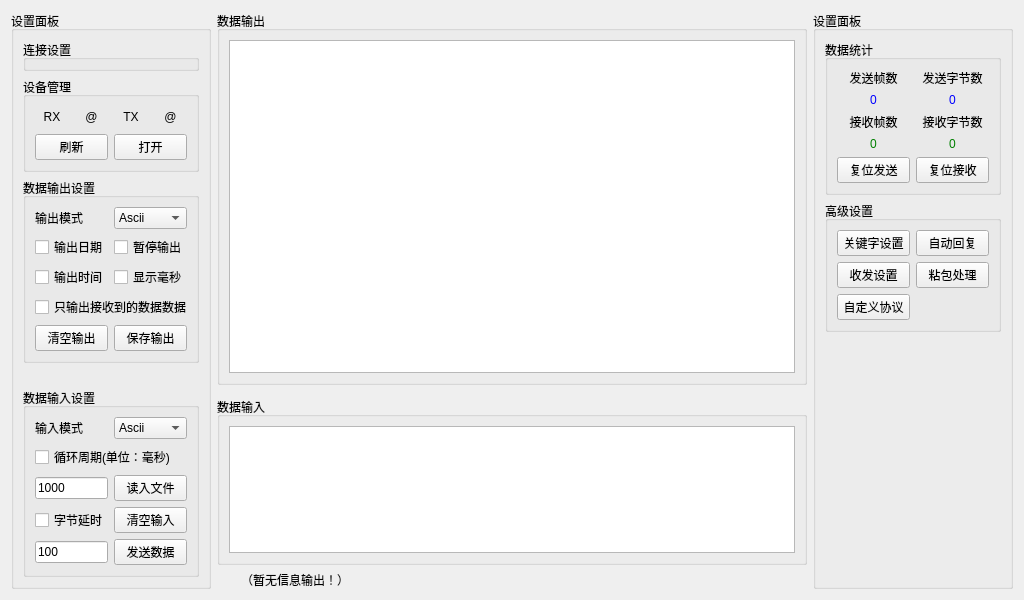
Qt form src/comment/SAKIODeviceWidget.ui (x-tools-author/x-tools) before a commit.
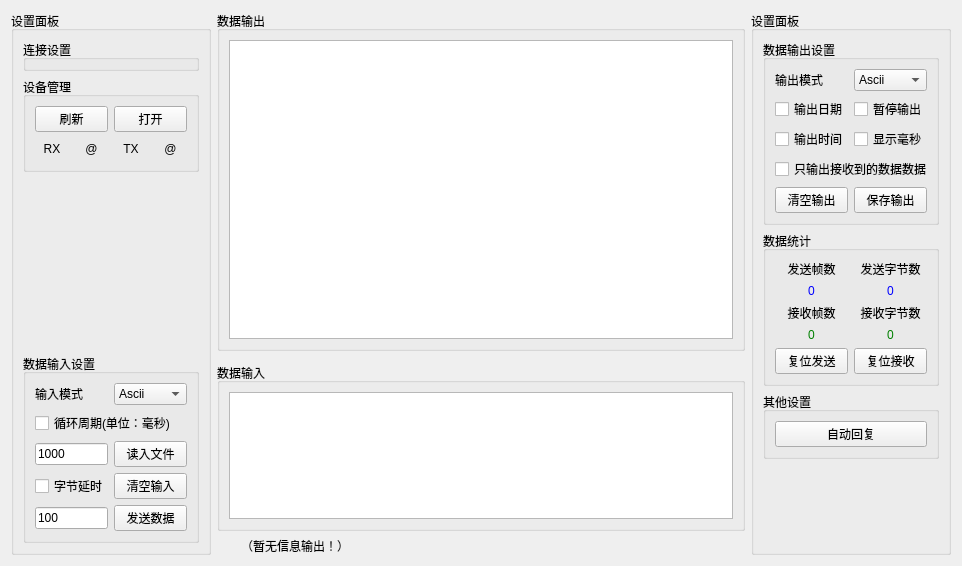
The same form after that commit.

What changed in the file:
```diff
--- a/src/comment/SAKIODeviceWidget.ui
+++ b/src/comment/SAKIODeviceWidget.ui
@@ -6,8 +6,8 @@
    <rect>
     <x>0</x>
     <y>0</y>
-    <width>1024</width>
-    <height>600</height>
+    <width>962</width>
+    <height>566</height>
    </rect>
   </property>
   <property name="windowTitle">
@@ -63,27 +63,7 @@
          <string>设备管理</string>
         </property>
         <layout class="QGridLayout" name="gridLayout_7">
-         <item row="0" column="0">
-          <widget class="QLabel" name="label">
-           <property name="text">
-            <string>RX</string>
-           </property>
-           <property name="alignment">
-            <set>Qt::AlignCenter</set>
-           </property>
-          </widget>
-         </item>
-         <item row="0" column="2">
-          <widget class="QLabel" name="label_5">
-           <property name="text">
-            <string>TX</string>
-           </property>
-           <property name="alignment">
-            <set>Qt::AlignCenter</set>
-           </property>
-          </widget>
-         </item>
-         <item row="0" column="1">
+         <item row="1" column="1">
           <widget class="QLabel" name="labelRX">
            <property name="minimumSize">
             <size>
@@ -104,7 +84,17 @@
            </property>
           </widget>
          </item>
-         <item row="0" column="3">
+         <item row="1" column="2">
+          <widget class="QLabel" name="label_5">
+           <property name="text">
+            <string>TX</string>
+           </property>
+           <property name="alignment">
+            <set>Qt::AlignCenter</set>
+           </property>
+          </widget>
+         </item>
+         <item row="1" column="3">
           <widget class="QLabel" name="labelTX">
            <property name="minimumSize">
             <size>
@@ -120,14 +110,24 @@
            </property>
           </widget>
          </item>
-         <item row="1" column="0" colspan="2">
+         <item row="1" column="0">
+          <widget class="QLabel" name="label">
+           <property name="text">
+            <string>RX</string>
+           </property>
+           <property name="alignment">
+            <set>Qt::AlignCenter</set>
+           </property>
+          </widget>
+         </item>
+         <item row="0" column="0" colspan="2">
           <widget class="QPushButton" name="pushButtonRefresh">
            <property name="text">
             <string>刷新</string>
            </property>
           </widget>
          </item>
-         <item row="1" column="2" colspan="2">
+         <item row="0" column="2" colspan="2">
           <widget class="QPushButton" name="pushButtonOpen">
            <property name="text">
             <string>打开</string>
@@ -137,120 +137,6 @@
         </layout>
        </widget>
       </item>
-      <item>
-       <widget class="QGroupBox" name="groupBox_6">
-        <property name="sizePolicy">
-         <sizepolicy hsizetype="Minimum" vsizetype="Preferred">
-          <horstretch>0</horstretch>
-          <verstretch>0</verstretch>
-         </sizepolicy>
-        </property>
-        <property name="title">
-         <string>数据输出设置</string>
-        </property>
-        <layout class="QGridLayout" name="gridLayout_2">
-         <item row="2" column="1">
-          <widget class="QCheckBox" name="checkBoxPause">
-           <property name="text">
-            <string>暂停输出</string>
-           </property>
-          </widget>
-         </item>
-         <item row="4" column="0">
-          <widget class="QCheckBox" name="checkBoxOutputTime">
-           <property name="text">
-            <string>输出时间</string>
-           </property>
-          </widget>
-         </item>
-         <item row="0" column="1">
-          <widget class="QComboBox" name="comboBoxOutputMode">
-           <property name="currentIndex">
-            <number>4</number>
-           </property>
-           <item>
-            <property name="text">
-             <string>Bin</string>
-            </property>
-           </item>
-           <item>
-            <property name="text">
-             <string>Oct</string>
-            </property>
-           </item>
-           <item>
-            <property name="text">
-             <string>Dec</string>
-            </property>
-           </item>
-           <item>
-            <property name="text">
-             <string>Hex</string>
-            </property>
-           </item>
-           <item>
-            <property name="text">
-             <string>Ascii</string>
-            </property>
-           </item>
-           <item>
-            <property name="text">
-             <string>Utf8</string>
-            </property>
-           </item>
-          </widget>
-         </item>
-         <item row="4" column="1">
-          <widget class="QCheckBox" name="checkBoxOutputMS">
-           <property name="text">
-            <string>显示毫秒</string>
-           </property>
-           <property name="checkable">
-            <bool>true</bool>
-           </property>
-           <property name="checked">
-            <bool>false</bool>
-           </property>
-          </widget>
-         </item>
-         <item row="8" column="0" colspan="2">
-          <widget class="QCheckBox" name="checkBoxOutputReceiveDataOnly">
-           <property name="text">
-            <string>只输出接收到的数据数据</string>
-           </property>
-          </widget>
-         </item>
-         <item row="0" column="0">
-          <widget class="QLabel" name="label_6">
-           <property name="text">
-            <string>输出模式</string>
-           </property>
-          </widget>
-         </item>
-         <item row="2" column="0">
-          <widget class="QCheckBox" name="checkBoxOutputDate">
-           <property name="text">
-            <string>输出日期</string>
-           </property>
-          </widget>
-         </item>
-         <item row="9" column="0">
-          <widget class="QPushButton" name="pushButtonClearOutput">
-           <property name="text">
-            <string>清空输出</string>
-           </property>
-          </widget>
-         </item>
-         <item row="9" column="1">
-          <widget class="QPushButton" name="pushButtonSaveOutput">
-           <property name="text">
-            <string>保存输出</string>
-           </property>
-          </widget>
-         </item>
-        </layout>
-       </widget>
-      </item>
       <item>
        <spacer name="verticalSpacer">
         <property name="orientation">
@@ -416,6 +302,120 @@
       <string>设置面板</string>
      </property>
      <layout class="QVBoxLayout" name="verticalLayout_2">
+      <item>
+       <widget class="QGroupBox" name="groupBox_6">
+        <property name="sizePolicy">
+         <sizepolicy hsizetype="Minimum" vsizetype="Preferred">
+          <horstretch>0</horstretch>
+          <verstretch>0</verstretch>
+         </sizepolicy>
+        </property>
+        <property name="title">
+         <string>数据输出设置</string>
+        </property>
+        <layout class="QGridLayout" name="gridLayout_2">
+         <item row="2" column="1">
+          <widget class="QCheckBox" name="checkBoxPause">
+           <property name="text">
+            <string>暂停输出</string>
+           </property>
+          </widget>
+         </item>
+         <item row="4" column="0">
+          <widget class="QCheckBox" name="checkBoxOutputTime">
+           <property name="text">
+            <string>输出时间</string>
+           </property>
+          </widget>
+         </item>
+         <item row="0" column="1">
+          <widget class="QComboBox" name="comboBoxOutputMode">
+           <property name="currentIndex">
+            <number>4</number>
+           </property>
+           <item>
+            <property name="text">
+             <string>Bin</string>
+            </property>
+           </item>
+           <item>
+            <property name="text">
+             <string>Oct</string>
+            </property>
+           </item>
+           <item>
+            <property name="text">
+             <string>Dec</string>
+            </property>
+           </item>
+           <item>
+            <property name="text">
+             <string>Hex</string>
+            </property>
+           </item>
+           <item>
+            <property name="text">
+             <string>Ascii</string>
+            </property>
+           </item>
+           <item>
+            <property name="text">
+             <string>Utf8</string>
+            </property>
+           </item>
+          </widget>
+         </item>
+         <item row="4" column="1">
+          <widget class="QCheckBox" name="checkBoxOutputMS">
+           <property name="text">
+            <string>显示毫秒</string>
+           </property>
+           <property name="checkable">
+            <bool>true</bool>
+           </property>
+           <property name="checked">
+            <bool>false</bool>
+           </property>
+          </widget>
+         </item>
+         <item row="8" column="0" colspan="2">
+          <widget class="QCheckBox" name="checkBoxOutputReceiveDataOnly">
+           <property name="text">
+            <string>只输出接收到的数据数据</string>
+           </property>
+          </widget>
+         </item>
+         <item row="0" column="0">
+          <widget class="QLabel" name="label_6">
+           <property name="text">
+            <string>输出模式</string>
+           </property>
+          </widget>
+         </item>
+         <item row="2" column="0">
+          <widget class="QCheckBox" name="checkBoxOutputDate">
+           <property name="text">
+            <string>输出日期</string>
+           </property>
+          </widget>
+         </item>
+         <item row="9" column="0">
+          <widget class="QPushButton" name="pushButtonClearOutput">
+           <property name="text">
+            <string>清空输出</string>
+           </property>
+          </widget>
+         </item>
+         <item row="9" column="1">
+          <widget class="QPushButton" name="pushButtonSaveOutput">
+           <property name="text">
+            <string>保存输出</string>
+           </property>
+          </widget>
+         </item>
+        </layout>
+       </widget>
+      </item>
       <item>
        <widget class="QGroupBox" name="groupBox_7">
         <property name="sizePolicy">
@@ -548,44 +548,16 @@
       <item>
        <widget class="QGroupBox" name="groupBox_9">
         <property name="title">
-         <string>高级设置</string>
+         <string>其他设置</string>
         </property>
         <layout class="QGridLayout" name="gridLayout_8">
-         <item row="1" column="0">
-          <widget class="QPushButton" name="pushButtonRxTxSetting">
-           <property name="text">
-            <string>收发设置</string>
-           </property>
-          </widget>
-         </item>
-         <item row="1" column="1">
-          <widget class="QPushButton" name="pushButtonPacketHandle">
-           <property name="text">
-            <string>粘包处理</string>
-           </property>
-          </widget>
-         </item>
-         <item row="0" column="1">
+         <item row="0" column="0">
           <widget class="QPushButton" name="pushButtonAutoRespone">
            <property name="text">
             <string>自动回复</string>
            </property>
           </widget>
          </item>
-         <item row="0" column="0">
-          <widget class="QPushButton" name="pushButtonKeyWords">
-           <property name="text">
-            <string>关键字设置</string>
-           </property>
-          </widget>
-         </item>
-         <item row="2" column="0">
-          <widget class="QPushButton" name="pushButtonCustomProtocol">
-           <property name="text">
-            <string>自定义协议</string>
-           </property>
-          </widget>
-         </item>
         </layout>
        </widget>
       </item>
```
